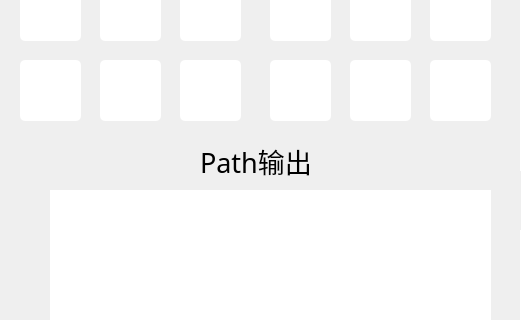
First picture: the form in mainwindow.ui, repository dalao-li/Bashuma, before the edit; both pictures show x 0 to 521 and y 160 to 480 of the 956 by 857 pixel window.
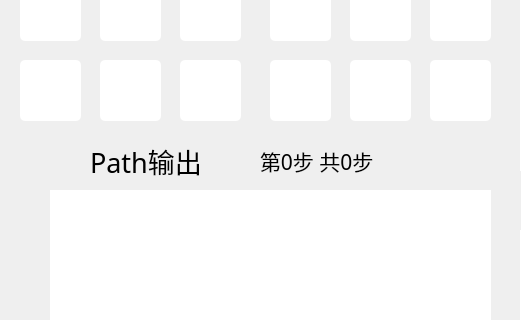
Second picture: the form after the edit.

Commit message: 在path表上增加了步数显示

```diff
--- a/mainwindow.ui
+++ b/mainwindow.ui
@@ -523,7 +523,7 @@
    <widget class="QLabel" name="label_5">
     <property name="geometry">
      <rect>
-      <x>200</x>
+      <x>90</x>
       <y>290</y>
       <width>141</width>
       <height>61</height>
@@ -783,6 +783,25 @@
      <string>手动输入</string>
     </property>
    </widget>
+   <widget class="QLabel" name="pathLabel">
+    <property name="geometry">
+     <rect>
+      <x>260</x>
+      <y>300</y>
+      <width>181</width>
+      <height>41</height>
+     </rect>
+    </property>
+    <property name="font">
+     <font>
+      <family>微软雅黑</family>
+      <pointsize>16</pointsize>
+     </font>
+    </property>
+    <property name="text">
+     <string>第0步 共0步</string>
+    </property>
+   </widget>
   </widget>
   <widget class="QStatusBar" name="statusbar"/>
  </widget>
```
The commit also changes 1 other file.
